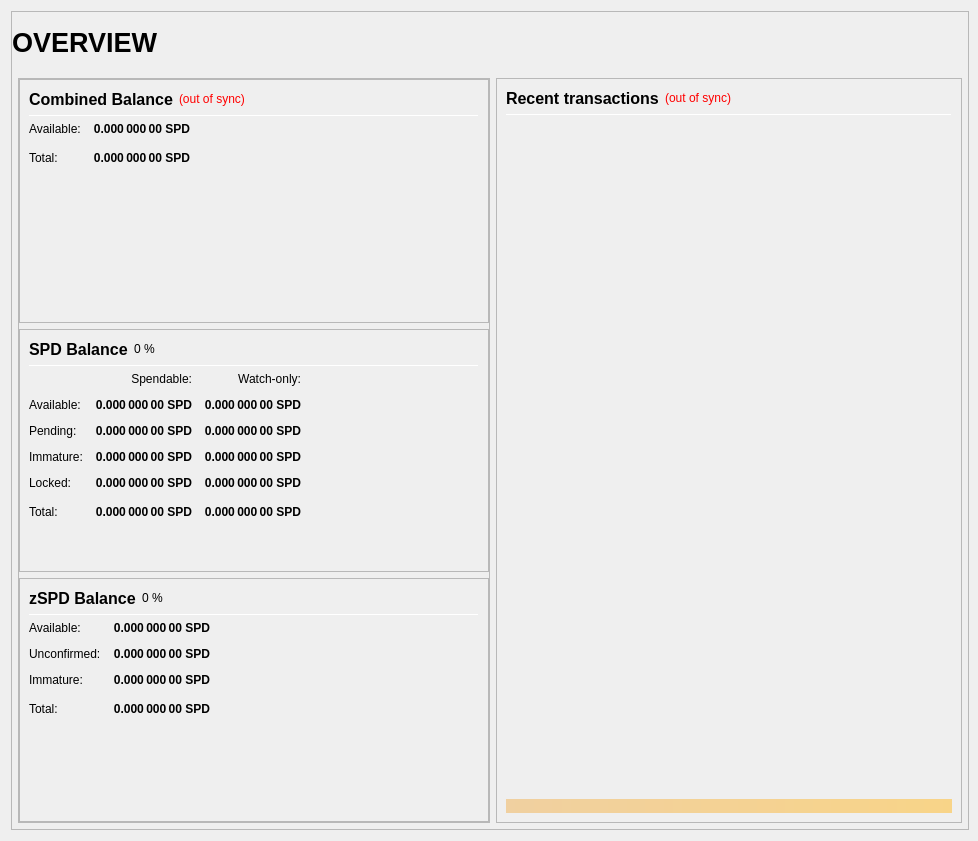
The window that src/qt/forms/overviewpage.ui (Stipend-Developer/stipend-core) describes before a commit, drawn with Qt 5.
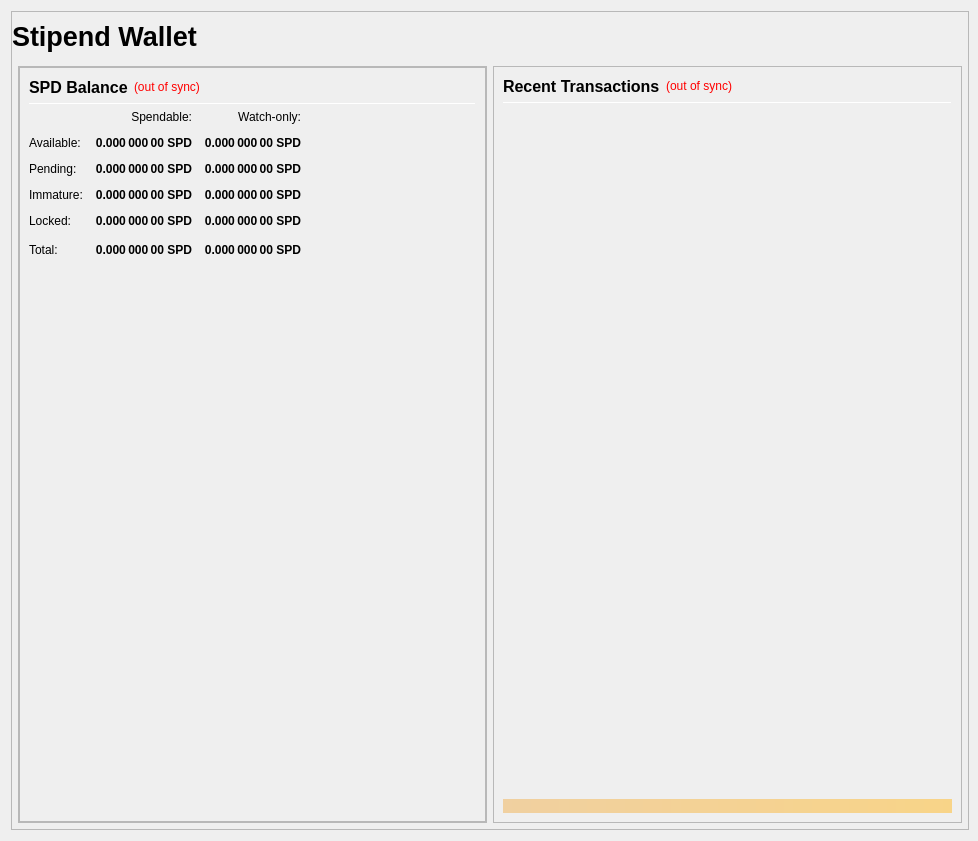
The same window after the commit.

Commit message: Mine Genesis, Update QT Wallet Layout

The edit to the form file:
```diff
--- a/src/qt/forms/overviewpage.ui
+++ b/src/qt/forms/overviewpage.ui
@@ -43,7 +43,7 @@
      <property name="frameShadow">
       <enum>QFrame::Raised</enum>
      </property>
-     <layout class="QVBoxLayout" name="verticalLayout_3" stretch="1">
+     <layout class="QVBoxLayout" name="verticalLayout_3" stretch="0,1">
       <property name="leftMargin">
        <number>0</number>
       </property>
@@ -57,7 +57,64 @@
        <number>6</number>
       </property>
       <item>
-       <layout class="QVBoxLayout" name="verticalLayout_Master" stretch="0,1">
+       <widget class="QFrame" name="frame_Header">
+        <layout class="QVBoxLayout" name="verticalLayout_Header" stretch="0">
+         <property name="leftMargin">
+          <number>0</number>
+         </property>
+         <property name="topMargin">
+          <number>0</number>
+         </property>
+         <property name="rightMargin">
+          <number>0</number>
+         </property>
+         <property name="bottomMargin">
+          <number>0</number>
+         </property>
+         <item>
+          <layout class="QHBoxLayout" name="horizontalLayout_Header" stretch="0">
+           <property name="spacing">
+            <number>6</number>
+           </property>
+           <item>
+            <widget class="QLabel" name="labelOverviewHeaderLeft">
+             <property name="minimumSize">
+              <size>
+               <width>852</width>
+               <height>48</height>
+              </size>
+             </property>
+             <property name="maximumSize">
+              <size>
+               <width>16777215</width>
+               <height>48</height>
+              </size>
+             </property>
+             <property name="font">
+              <font>
+               <pointsize>20</pointsize>
+               <weight>75</weight>
+               <bold>true</bold>
+              </font>
+             </property>
+             <property name="text">
+              <string>Stipend Wallet</string>
+             </property>
+             <property name="alignment">
+              <set>Qt::AlignLeading|Qt::AlignLeft|Qt::AlignVCenter</set>
+             </property>
+             <property name="margin">
+              <number>5</number>
+             </property>
+            </widget>
+           </item>
+          </layout>
+         </item>
+        </layout>
+       </widget>
+      </item>
+      <item>
+       <layout class="QVBoxLayout" name="verticalLayout_Master" stretch="1">
         <property name="leftMargin">
          <number>0</number>
         </property>
@@ -70,100 +127,6 @@
         <property name="bottomMargin">
          <number>0</number>
         </property>
-        <item>
-         <widget class="QFrame" name="frame_Header">
-          <layout class="QVBoxLayout" name="verticalLayout_Header" stretch="0">
-           <property name="leftMargin">
-            <number>0</number>
-           </property>
-           <property name="topMargin">
-            <number>0</number>
-           </property>
-           <property name="rightMargin">
-            <number>0</number>
-           </property>
-           <property name="bottomMargin">
-            <number>0</number>
-           </property>
-           <item>
-            <layout class="QHBoxLayout" name="horizontalLayout_Header" stretch="1,0,1">
-             <property name="spacing">
-              <number>6</number>
-             </property>
-             <item>
-              <widget class="QLabel" name="labelOverviewHeaderLeft">
-               <property name="minimumSize">
-                <size>
-                 <width>464</width>
-                 <height>60</height>
-                </size>
-               </property>
-               <property name="maximumSize">
-                <size>
-                 <width>16777215</width>
-                 <height>60</height>
-                </size>
-               </property>
-               <property name="font">
-                <font>
-                 <pointsize>20</pointsize>
-                 <weight>75</weight>
-                 <bold>true</bold>
-                </font>
-               </property>
-               <property name="text">
-                <string>OVERVIEW</string>
-               </property>
-               <property name="alignment">
-                <set>Qt::AlignLeading|Qt::AlignLeft|Qt::AlignVCenter</set>
-               </property>
-              </widget>
-             </item>
-             <item>
-              <spacer name="horizontalSpacer_Header">
-               <property name="orientation">
-                <enum>Qt::Horizontal</enum>
-               </property>
-               <property name="sizeHint" stdset="0">
-                <size>
-                 <width>40</width>
-                 <height>20</height>
-                </size>
-               </property>
-              </spacer>
-             </item>
-             <item>
-              <widget class="QLabel" name="labelOverviewHeaderRight">
-               <property name="minimumSize">
-                <size>
-                 <width>464</width>
-                 <height>60</height>
-                </size>
-               </property>
-               <property name="maximumSize">
-                <size>
-                 <width>16777215</width>
-                 <height>60</height>
-                </size>
-               </property>
-               <property name="font">
-                <font>
-                 <pointsize>14</pointsize>
-                </font>
-               </property>
-               <property name="text">
-                <string/>
-               </property>
-               <property name="alignment">
-                <set>Qt::AlignRight|Qt::AlignTrailing|Qt::AlignVCenter</set>
-               </property>
-              </widget>
-             </item>
-            </layout>
-           </item>
-          </layout>
-         </widget>
-        </item>
         <item>
          <widget class="QFrame" name="frame_Content">
           <layout class="QVBoxLayout" name="verticalLayout_Content">
@@ -200,7 +163,7 @@
                  <property name="frameShadow">
                   <enum>QFrame::Raised</enum>
                  </property>
-                 <layout class="QVBoxLayout" name="verticalLayout" stretch="0,0,0">
+                 <layout class="QVBoxLayout" name="verticalLayout" stretch="0">
                   <property name="leftMargin">
                    <number>0</number>
                   </property>
@@ -214,24 +177,18 @@
                    <number>0</number>
                   </property>
                   <item>
-                   <widget class="QFrame" name="frame_CombinedBalances">
-                    <property name="minimumSize">
-                     <size>
-                      <width>470</width>
-                      <height>0</height>
-                     </size>
-                    </property>
+                   <widget class="QFrame" name="frame_Balances">
                     <property name="frameShape">
                      <enum>QFrame::StyledPanel</enum>
                     </property>
                     <property name="frameShadow">
                      <enum>QFrame::Raised</enum>
                     </property>
-                    <layout class="QVBoxLayout" name="verticalLayout_5">
+                    <layout class="QVBoxLayout" name="verticalLayout_4">
                      <item>
-                      <layout class="QHBoxLayout" name="horizontalLayout_5" stretch="0,0,0">
+                      <layout class="QHBoxLayout" name="horizontalLayout_4">
                        <item>
-                        <widget class="QLabel" name="label_5z">
+                        <widget class="QLabel" name="label_5">
                          <property name="minimumSize">
                           <size>
                            <width>0</width>
@@ -249,7 +206,7 @@
                           <string>Combined Balance (including unconfirmed and immature coins)</string>
                          </property>
                          <property name="text">
-                          <string>Combined Balance</string>
+                          <string>SPD Balance</string>
                          </property>
                         </widget>
                        </item>
@@ -273,178 +230,6 @@
                         </widget>
                        </item>
                        <item>
-                        <spacer name="horizontalSpacer_1">
-                         <property name="orientation">
-                          <enum>Qt::Horizontal</enum>
-                         </property>
-                         <property name="sizeHint" stdset="0">
-                          <size>
-                           <width>40</width>
-                           <height>20</height>
-                          </size>
-                         </property>
-                        </spacer>
-                       </item>
-                      </layout>
-                     </item>
-                     <item>
-                      <widget class="Line" name="line_CombinedBalance">
-                       <property name="minimumSize">
-                        <size>
-                         <width>0</width>
-                         <height>1</height>
-                        </size>
-                       </property>
-                       <property name="maximumSize">
-                        <size>
-                         <width>16777215</width>
-                         <height>1</height>
-                        </size>
-                       </property>
-                       <property name="orientation">
-                        <enum>Qt::Horizontal</enum>
-                       </property>
-                      </widget>
-                     </item>
-                     <item>
-                      <layout class="QGridLayout" name="gridLayout_3">
-                       <property name="spacing">
-                        <number>12</number>
-                       </property>
-                       <item row="1" column="0">
-                        <widget class="QLabel" name="labelBalanceTextz">
-                         <property name="text">
-                          <string>Available:</string>
-                         </property>
-                        </widget>
-                       </item>
-                       <item row="1" column="1">
-                        <widget class="QLabel" name="labelBalancez">
-                         <property name="font">
-                          <font>
-                           <weight>75</weight>
-                           <bold>true</bold>
-                          </font>
-                         </property>
-                         <property name="cursor">
-                          <cursorShape>IBeamCursor</cursorShape>
-                         </property>
-                         <property name="toolTip">
-                          <string>Your current spendable balance</string>
-                         </property>
-                         <property name="text">
-                          <string notr="true">0.000 000 00 SPD</string>
-                         </property>
-                         <property name="alignment">
-                          <set>Qt::AlignRight|Qt::AlignTrailing|Qt::AlignVCenter</set>
-                         </property>
-                         <property name="textInteractionFlags">
-                          <set>Qt::LinksAccessibleByMouse|Qt::TextSelectableByKeyboard|Qt::TextSelectableByMouse</set>
-                         </property>
-                        </widget>
-                       </item>
-                       <item row="2" column="0">
-                        <widget class="QLabel" name="labelTotalTextz">
-                         <property name="text">
-                          <string>Total:</string>
-                         </property>
-                        </widget>
-                       </item>
-                       <item row="2" column="1">
-                        <widget class="QLabel" name="labelTotalz">
-                         <property name="font">
-                          <font>
-                           <weight>75</weight>
-                           <bold>true</bold>
-                          </font>
-                         </property>
-                         <property name="cursor">
-                          <cursorShape>IBeamCursor</cursorShape>
-                         </property>
-                         <property name="toolTip">
-                          <string>Total Balance, including all unavailable coins.</string>
-                         </property>
-                         <property name="text">
-                          <string notr="true">0.000 000 00 SPD</string>
-                         </property>
-                         <property name="alignment">
-                          <set>Qt::AlignRight|Qt::AlignTrailing|Qt::AlignVCenter</set>
-                         </property>
-                         <property name="textInteractionFlags">
-                          <set>Qt::LinksAccessibleByMouse|Qt::TextSelectableByKeyboard|Qt::TextSelectableByMouse</set>
-                         </property>
-                        </widget>
-                       </item>
-                       <item row="2" column="3">
-                        <spacer name="horizontalSpacer_2">
-                         <property name="orientation">
-                          <enum>Qt::Horizontal</enum>
-                         </property>
-                         <property name="sizeHint" stdset="0">
-                          <size>
-                           <width>40</width>
-                           <height>20</height>
-                          </size>
-                         </property>
-                        </spacer>
-                       </item>
-                      </layout>
-                     </item>
-                     <item>
-                      <spacer name="verticalSpacer_1">
-                       <property name="orientation">
-                        <enum>Qt::Vertical</enum>
-                       </property>
-                       <property name="sizeHint" stdset="0">
-                        <size>
-                         <width>20</width>
-                         <height>40</height>
-                        </size>
-                       </property>
-                      </spacer>
-                     </item>
-                    </layout>
-                   </widget>
-                  </item>
-                  <item>
-                   <widget class="QFrame" name="frame_Balances">
-                    <property name="frameShape">
-                     <enum>QFrame::StyledPanel</enum>
-                    </property>
-                    <property name="frameShadow">
-                     <enum>QFrame::Raised</enum>
-                    </property>
-                    <layout class="QVBoxLayout" name="verticalLayout_4">
-                     <item>
-                      <layout class="QHBoxLayout" name="horizontalLayout_4">
-                       <item>
-                        <widget class="QLabel" name="label_5">
-                         <property name="minimumSize">
-                          <size>
-                           <width>0</width>
-                           <height>20</height>
-                          </size>
-                         </property>
-                         <property name="font">
-                          <font>
-                           <pointsize>12</pointsize>
-                           <weight>75</weight>
-                           <bold>true</bold>
-                          </font>
-                         </property>
-                         <property name="text">
-                          <string>SPD Balance</string>
-                         </property>
-                        </widget>
-                       </item>
-                       <item>
-                        <widget class="QLabel" name="labelSPDPercent">
-                         <property name="text">
-                          <string notr="true">0 %</string>
-                         </property>
-                        </widget>
-                       </item>
-                       <item>
                         <spacer name="horizontalSpacer_3">
                          <property name="orientation">
                           <enum>Qt::Horizontal</enum>
@@ -825,242 +610,6 @@
                     </layout>
                    </widget>
                   </item>
-                  <item>
-                   <widget class="QFrame" name="frame_ZerocoinBalances">
-                    <property name="frameShape">
-                     <enum>QFrame::StyledPanel</enum>
-                    </property>
-                    <property name="frameShadow">
-                     <enum>QFrame::Raised</enum>
-                    </property>
-                    <layout class="QVBoxLayout" name="verticalLayout_7">
-                     <item>
-                      <layout class="QHBoxLayout" name="horizontalLayout_8" stretch="0,0,0">
-                       <item>
-                        <widget class="QLabel" name="label_5z_3">
-                         <property name="minimumSize">
-                          <size>
-                           <width>0</width>
-                           <height>20</height>
-                          </size>
-                         </property>
-                         <property name="font">
-                          <font>
-                           <pointsize>12</pointsize>
-                           <weight>75</weight>
-                           <bold>true</bold>
-                          </font>
-                         </property>
-                         <property name="text">
-                          <string>zSPD Balance</string>
-                         </property>
-                        </widget>
-                       </item>
-                       <item>
-                        <widget class="QLabel" name="labelzSPDPercent">
-                         <property name="text">
-                          <string notr="true">0 %</string>
-                         </property>
-                        </widget>
-                       </item>
-                       <item>
-                        <spacer name="horizontalSpacer_11">
-                         <property name="orientation">
-                          <enum>Qt::Horizontal</enum>
-                         </property>
-                         <property name="sizeHint" stdset="0">
-                          <size>
-                           <width>40</width>
-                           <height>20</height>
-                          </size>
-                         </property>
-                        </spacer>
-                       </item>
-                      </layout>
-                     </item>
-                     <item>
-                      <widget class="Line" name="line_ZerocoinBalance">
-                       <property name="minimumSize">
-                        <size>
-                         <width>0</width>
-                         <height>1</height>
-                        </size>
-                       </property>
-                       <property name="maximumSize">
-                        <size>
-                         <width>16777215</width>
-                         <height>1</height>
-                        </size>
-                       </property>
-                       <property name="orientation">
-                        <enum>Qt::Horizontal</enum>
-                       </property>
-                      </widget>
-                     </item>
-                     <item>
-                      <layout class="QGridLayout" name="gridLayout_5">
-                       <property name="spacing">
-                        <number>12</number>
-                       </property>
-                       <item row="1" column="0">
-                        <widget class="QLabel" name="labelzBalanceMatureText">
-                         <property name="toolTip">
-                          <string>Mature: more than 20 confirmation and more than 1 mint of the same denomination after it was minted.
-These zSPD are spendable.</string>
-                         </property>
-                         <property name="text">
-                          <string>Available:</string>
-                         </property>
-                        </widget>
-                       </item>
-                       <item row="1" column="1">
-                        <widget class="QLabel" name="labelzBalanceMature">
-                         <property name="font">
-                          <font>
-                           <weight>75</weight>
-                           <bold>true</bold>
-                          </font>
-                         </property>
-                         <property name="toolTip">
-                          <string>Mature: more than 20 confirmation and more than 1 mint of the same denomination after it was minted.
-These zSPD are spendable.</string>
-                         </property>
-                         <property name="text">
-                          <string notr="true">0.000 000 00 SPD</string>
-                         </property>
-                         <property name="alignment">
-                          <set>Qt::AlignRight|Qt::AlignTrailing|Qt::AlignVCenter</set>
-                         </property>
-                        </widget>
-                       </item>
-                       <item row="2" column="0">
-                        <widget class="QLabel" name="labelzBalanceUnconfirmedText">
-                         <property name="toolTip">
-                          <string>Unconfirmed: less than 20 confirmations
-Immature: confirmed, but less than 1 mint of the same denomination after it was minted</string>
-                         </property>
-                         <property name="text">
-                          <string>Unconfirmed:</string>
-                         </property>
-                        </widget>
-                       </item>
-                       <item row="2" column="1">
-                        <widget class="QLabel" name="labelzBalanceUnconfirmed">
-                         <property name="font">
-                          <font>
-                           <weight>75</weight>
-                           <bold>true</bold>
-                          </font>
-                         </property>
-                         <property name="toolTip">
-                          <string>Unconfirmed: less than 20 confirmations
-Immature: confirmed, but less than 1 mint of the same denomination after it was minted</string>
-                         </property>
-                         <property name="text">
-                          <string notr="true">0.000 000 00 SPD</string>
-                         </property>
-                         <property name="alignment">
-                          <set>Qt::AlignRight|Qt::AlignTrailing|Qt::AlignVCenter</set>
-                         </property>
-                        </widget>
-                       </item>
-                       <item row="3" column="0">
-                        <widget class="QLabel" name="labelzBalanceImmatureText">
-                         <property name="toolTip">
-                          <string>Unconfirmed: less than 20 confirmations
-Immature: confirmed, but less than 1 mint of the same denomination after it was minted</string>
-                         </property>
-                         <property name="text">
-                          <string>Immature:</string>
-                         </property>
-                        </widget>
-                       </item>
-                       <item row="3" column="1">
-                        <widget class="QLabel" name="labelzBalanceImmature">
-                         <property name="font">
-                          <font>
-                           <weight>75</weight>
-                           <bold>true</bold>
-                          </font>
-                         </property>
-                         <property name="toolTip">
-                          <string>Unconfirmed: less than 20 confirmations
-Immature: confirmed, but less than 1 mint of the same denomination after it was minted</string>
-                         </property>
-                         <property name="text">
-                          <string notr="true">0.000 000 00 SPD</string>
-                         </property>
-                         <property name="alignment">
-                          <set>Qt::AlignRight|Qt::AlignTrailing|Qt::AlignVCenter</set>
-                         </property>
-                        </widget>
-                       </item>
-                       <item row="4" column="0">
-                        <widget class="QLabel" name="labelzBalanceText">
-                         <property name="toolTip">
-                          <string>Your current zSPD balance, unconfirmed and immature zSPD included.</string>
-                         </property>
-                         <property name="text">
-                          <string>Total:</string>
-                         </property>
-                        </widget>
-                       </item>
-                       <item row="4" column="1">
-                        <widget class="QLabel" name="labelzBalance">
-                         <property name="font">
-                          <font>
-                           <weight>75</weight>
-                           <bold>true</bold>
-                          </font>
-                         </property>
-                         <property name="cursor">
-                          <cursorShape>IBeamCursor</cursorShape>
-                         </property>
-                         <property name="toolTip">
-                          <string>Your current zSPD balance, unconfirmed and immature zSPD included.</string>
-                         </property>
-                         <property name="text">
-                          <string notr="true">0.000 000 00 SPD</string>
-                         </property>
-                         <property name="alignment">
-                          <set>Qt::AlignRight|Qt::AlignTrailing|Qt::AlignVCenter</set>
-                         </property>
-                         <property name="textInteractionFlags">
-                          <set>Qt::LinksAccessibleByMouse|Qt::TextSelectableByKeyboard|Qt::TextSelectableByMouse</set>
-                         </property>
-                        </widget>
-                       </item>
-                       <item row="4" column="2">
-                        <spacer name="horizontalSpacer_4">
-                         <property name="orientation">
-                          <enum>Qt::Horizontal</enum>
-                         </property>
-                         <property name="sizeHint" stdset="0">
-                          <size>
-                           <width>40</width>
-                           <height>20</height>
-                          </size>
-                         </property>
-                        </spacer>
-                       </item>
-                      </layout>
-                     </item>
-                     <item>
-                      <spacer name="verticalSpacer_4">
-                       <property name="orientation">
-                        <enum>Qt::Vertical</enum>
-                       </property>
-                       <property name="sizeHint" stdset="0">
-                        <size>
-                         <width>20</width>
-                         <height>40</height>
-                        </size>
-                       </property>
-                      </spacer>
-                     </item>
-                    </layout>
-                   </widget>
-                  </item>
                  </layout>
                 </widget>
                </item>
@@ -1101,7 +650,7 @@
                        </font>
                       </property>
                       <property name="text">
-                       <string>Recent transactions</string>
+                       <string>Recent Transactions</string>
                       </property>
                      </widget>
                     </item>
```
Left out of the diff: 7 changed lines with no effect on the pictures. The commit also changes 106 other files.
